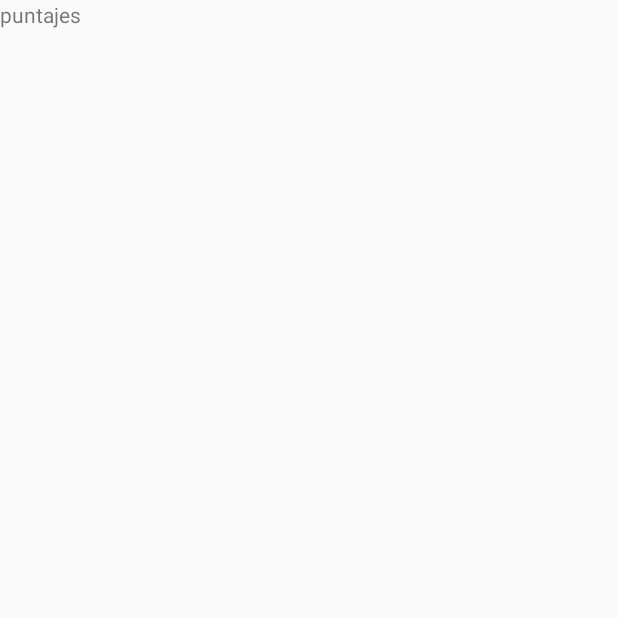
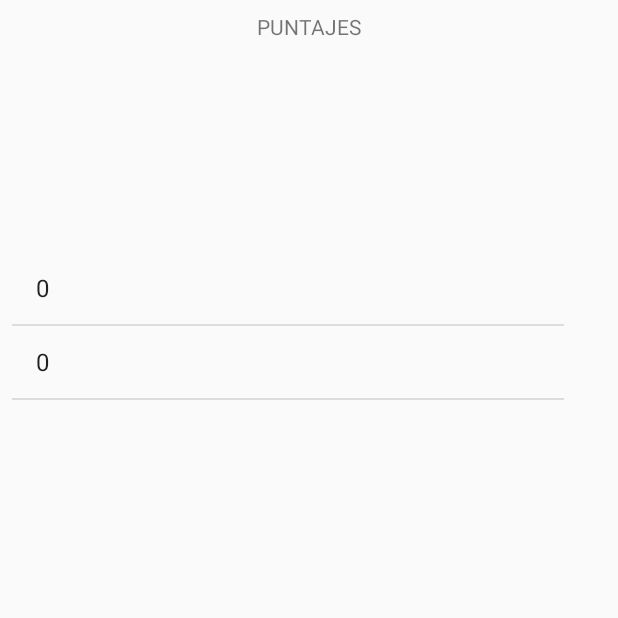
Before and after one commit to AslanRay/quiz, an Android app: the puntajesActivity screen opened directly, with no data from a screen before it, on a phone screen of 412 x 824 dp, the top half of it. Before the commit the part shown is almost empty. Run offline under Robolectric (Android 15) with nearby library versions, the phone set to English and light mode, and no system bars.

Commit message:
Mostrar lista de puntajes de mayor a menor

```diff
--- a/app/src/main/java/com/example/carlos/menuheroes/juegoActivity.java
+++ b/app/src/main/java/com/example/carlos/menuheroes/juegoActivity.java
@@ -186,6 +186,8 @@ public class juegoActivity extends AppCompatActivity {
                     intent=new Intent(juegoActivity.this,resultadoActivity.class);
                     intent.putExtra("SCORE", contador);
 
+                    //Agregamos el resultado del juego a la lista de puntajes
+                    ListaScores.puntajes.add(contador);
                     startActivity(intent);
                 }
             }.start();
--- a/app/src/main/java/com/example/carlos/menuheroes/puntajesActivity.java
+++ b/app/src/main/java/com/example/carlos/menuheroes/puntajesActivity.java
@@ -2,6 +2,11 @@ package com.example.carlos.menuheroes;
 
 import android.support.v7.app.AppCompatActivity;
 import android.os.Bundle;
+import android.widget.ArrayAdapter;
+import android.widget.ListView;
+
+import java.util.Collections;
+import java.util.List;
 
 public class puntajesActivity extends AppCompatActivity {
 
@@ -9,5 +14,22 @@ public class puntajesActivity extends AppCompatActivity {
     protected void onCreate(Bundle savedInstanceState) {
         super.onCreate(savedInstanceState);
         setContentView(R.layout.activity_puntajes);
+        MostrarScores();
+    }
+
+    protected void MostrarScores() {
+        //Mandamos a llamar la lista de puntajes
+        List<Integer> listaScores = ListaScores.puntajes;
+
+        //Los ordenamos de mayor a menor
+        Collections.sort(listaScores);
+        Collections.reverse(listaScores);
+
+        //Creamos un adaptador para mostrar la lista en el listview
+        ArrayAdapter<Integer> adapter = new ArrayAdapter<Integer>(this, android.R.layout.simple_list_item_1,listaScores);
+        ListView lv = findViewById(R.id.lvPuntajes);
+        lv.setAdapter(adapter);
+
+
     }
 }
--- a/app/src/main/java/com/example/carlos/menuheroes/resultadoActivity.java
+++ b/app/src/main/java/com/example/carlos/menuheroes/resultadoActivity.java
@@ -47,6 +47,12 @@ public class resultadoActivity extends AppCompatActivity {
         startActivity(intent);
     }
 
+    public void regresarMenu(View view) {
+        Intent intent = new Intent(getApplicationContext(),MainActivity.class);
+        intent.putExtra("RUNNING",running);
+        startActivity(intent);
+    }
+
     //disable return
     public boolean dispatchKeyEvent(KeyEvent event) {
 
--- a/app/src/main/res/layout/activity_puntajes.xml
+++ b/app/src/main/res/layout/activity_puntajes.xml
@@ -10,7 +10,25 @@
         android:id="@+id/textView2"
         android:layout_width="wrap_content"
         android:layout_height="wrap_content"
-        android:text="puntajes"
-        tools:layout_editor_absoluteX="125dp"
-        tools:layout_editor_absoluteY="104dp" />
+        android:layout_marginStart="8dp"
+        android:layout_marginLeft="8dp"
+        android:layout_marginTop="8dp"
+        android:layout_marginEnd="8dp"
+        android:layout_marginRight="8dp"
+        android:text="PUNTAJES"
+        app:layout_constraintEnd_toEndOf="parent"
+        app:layout_constraintStart_toStartOf="parent"
+        app:layout_constraintTop_toTopOf="parent" />
+
+    <ListView
+        android:id="@+id/lvPuntajes"
+        android:layout_width="368dp"
+        android:layout_height="516dp"
+        android:layout_marginStart="8dp"
+        android:layout_marginLeft="8dp"
+        android:layout_marginTop="8dp"
+        android:layout_marginBottom="8dp"
+        app:layout_constraintBottom_toBottomOf="parent"
+        app:layout_constraintStart_toStartOf="parent"
+        app:layout_constraintTop_toBottomOf="@+id/textView2" />
 </android.support.constraint.ConstraintLayout>
```
Also changed, not shown: app/src/main/gen/com/example/carlos/menuheroes/BuildConfig.java (added, +8 -0 lines), app/src/main/gen/com/example/carlos/menuheroes/Manifest.java (added, +7 -0 lines), app/src/main/gen/com/example/carlos/menuheroes/R.java (added, +7 -0 lines), app/src/main/java/com/example/carlos/menuheroes/ListaScores.java (added, +9 -0 lines), app/src/main/res/layout/activity_resultado.xml (+18 -0 lines).
